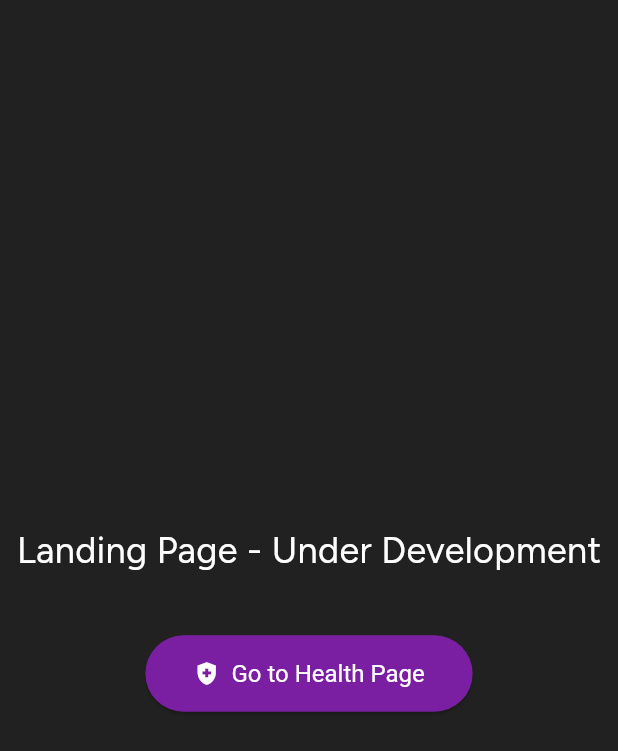
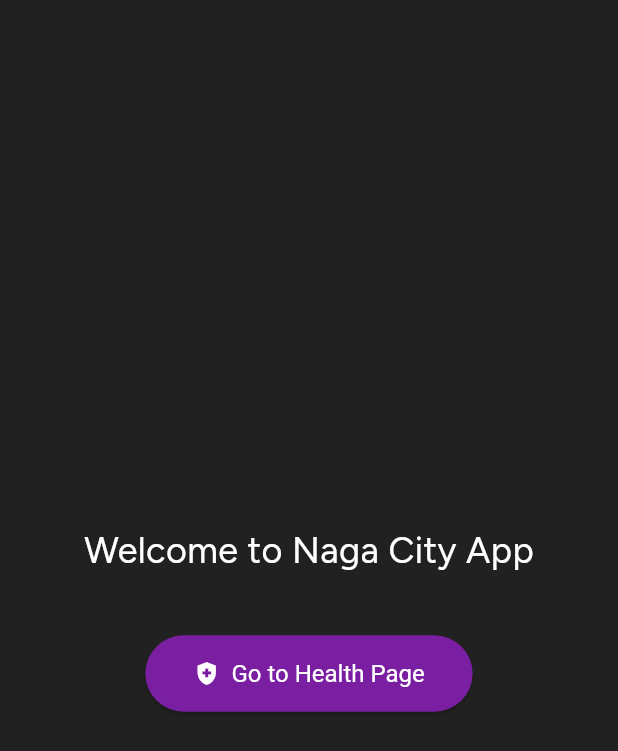
Before and after one commit to AkurasKurasa/ILOVEYOUMADAMLENI123, a Flutter app: the screen it shows after launch, on a phone screen of 412 x 824 dp. Shown: the top 751 px of the screen. Run offline on Flutter 3.47's test engine with Material 3 defaults, Android fonts, the phone set to English and light mode, and no system bars; our stand-ins replace flutter_map, google_fonts, latlong2.

Commit message:
Update landing page to trigger Vercel build

```diff
--- a/lib/pages/landing_page.dart
+++ b/lib/pages/landing_page.dart
@@ -13,7 +13,7 @@ class LandingPage extends StatelessWidget {
           mainAxisAlignment: MainAxisAlignment.center,
           children: [
             const Text(
-              'Landing Page - Under Development',
+              'Welcome to Naga City App',
               style: TextStyle(
                 color: Colors.white,
                 fontSize: 24,
```
